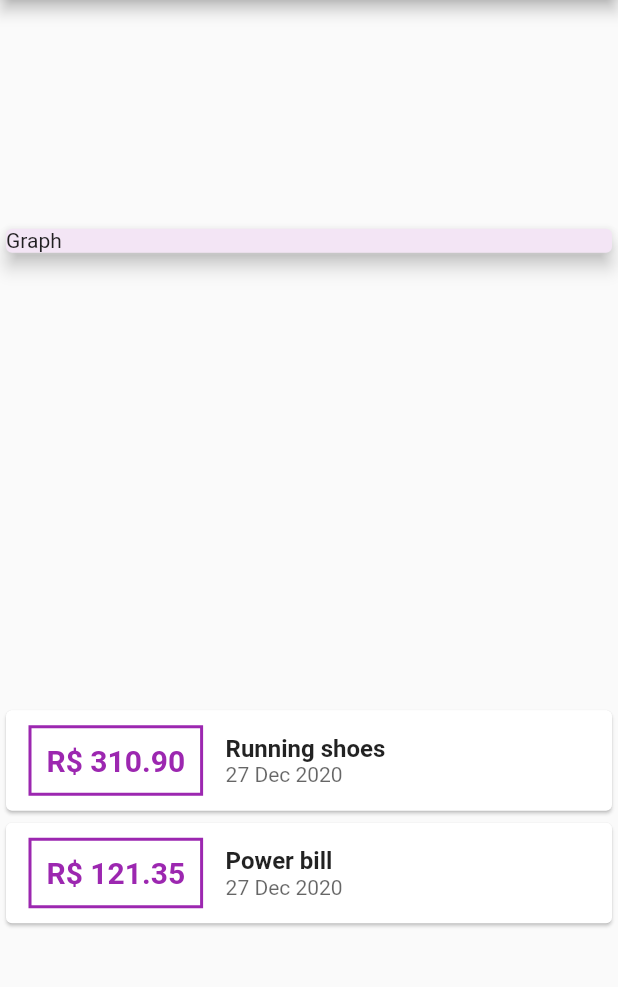
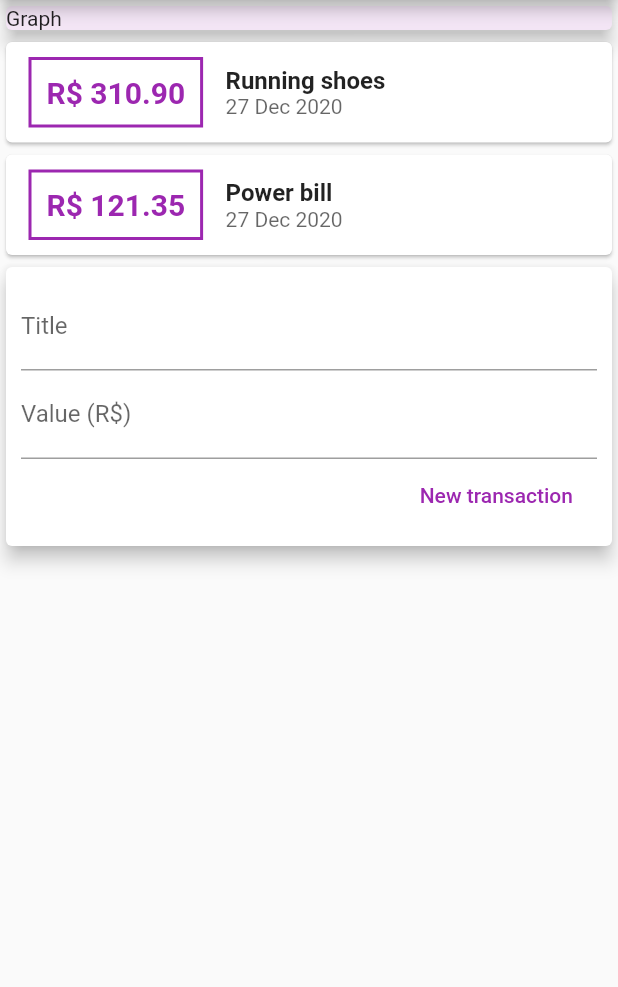
Before and after one commit to brunaoliveira/expenses_app, a Flutter app: the screen it shows after launch, on a phone screen of 412 x 824 dp, the part 84-1071 px from its top. Run offline on Flutter 3.47's test engine with Material 2 defaults, Android fonts, the phone set to English and light mode, and no system bars.

Commit message:
add transaction layout draft

```diff
--- a/lib/main.dart
+++ b/lib/main.dart
@@ -35,7 +35,6 @@ class MyHomePage extends StatelessWidget {
         backgroundColor: Colors.purple[500],
       ),
       body: Column(
-        mainAxisAlignment: MainAxisAlignment.spaceAround,
         crossAxisAlignment: CrossAxisAlignment.stretch,
         children: <Widget>[
           Container(
@@ -95,6 +94,36 @@ class MyHomePage extends StatelessWidget {
               );
             }).toList(),
           ),
+          Card(
+            elevation: 5,
+            child: Padding(
+              padding: const EdgeInsets.all(10.0),
+              child: Column(
+                children: <Widget>[
+                  TextField(
+                    decoration: InputDecoration(
+                      labelText: 'Title',
+                    ),
+                  ),
+                  TextField(
+                    decoration: InputDecoration(
+                      labelText: 'Value (R\$)',
+                    ),
+                  ),
+                  Row(
+                    mainAxisAlignment: MainAxisAlignment.end,
+                    children: <Widget>[
+                      FlatButton(
+                        textColor: Colors.purple,
+                        child: Text('New transaction'),
+                        onPressed: () {},
+                      ),
+                    ],
+                  )
+                ],
+              ),
+            ),
+          ),
         ],
       ),
     );
```
Also changed, not shown: 1 other file.
